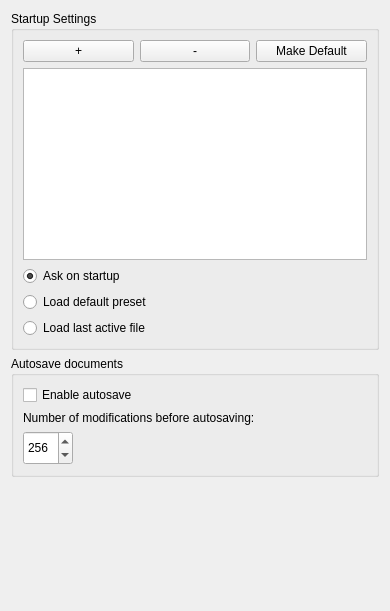
Before: the Qt Designer form app/ui/filespage.ui in pencil2d/pencil, drawn with Qt 5.
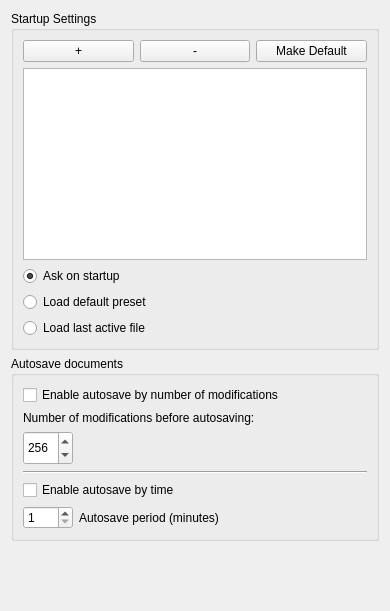
After: the same form once the commit is applied.

Patch:
```diff
--- a/app/ui/filespage.ui
+++ b/app/ui/filespage.ui
@@ -103,7 +103,7 @@
       <item>
        <widget class="QCheckBox" name="autosaveCheckBox">
         <property name="text">
-         <string comment="Preference">Enable autosave</string>
+         <string comment="Preference">Enable autosave by number of modifications</string>
         </property>
        </widget>
       </item>
@@ -139,6 +139,47 @@
         </property>
        </widget>
       </item>
+      <item>
+       <widget class="Line" name="line">
+        <property name="orientation">
+         <enum>Qt::Orientation::Horizontal</enum>
+        </property>
+       </widget>
+      </item>
+      <item>
+       <widget class="QCheckBox" name="autosaveByTimeCheckBox">
+        <property name="text">
+         <string>Enable autosave by time</string>
+        </property>
+       </widget>
+      </item>
+      <item>
+       <layout class="QHBoxLayout" name="horizontalLayout_2">
+        <item>
+         <widget class="QSpinBox" name="autosaveByTimeNumberBox">
+          <property name="maximumSize">
+           <size>
+            <width>50</width>
+            <height>16777215</height>
+           </size>
+          </property>
+          <property name="minimum">
+           <number>1</number>
+          </property>
+          <property name="maximum">
+           <number>300</number>
+          </property>
+         </widget>
+        </item>
+        <item>
+         <widget class="QLabel" name="autosaveByTimeLabel">
+          <property name="text">
+           <string>Autosave period (minutes)</string>
+          </property>
+         </widget>
+        </item>
+       </layout>
+      </item>
      </layout>
     </widget>
    </item>
```
Left out of the diff: 2 changed lines with no effect on the pictures.
